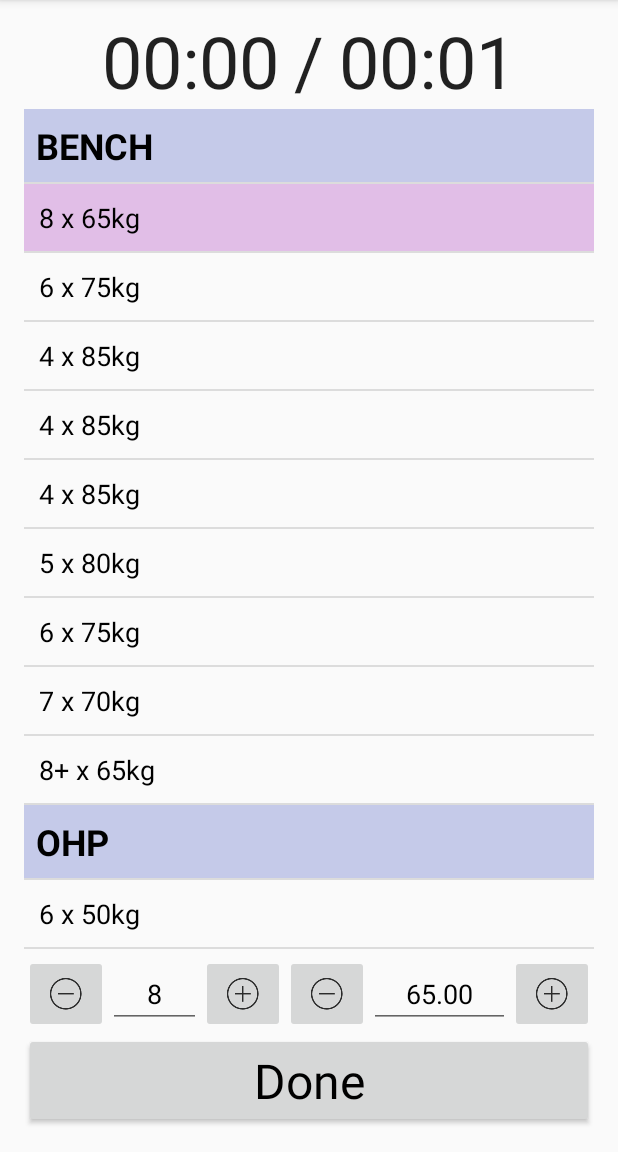
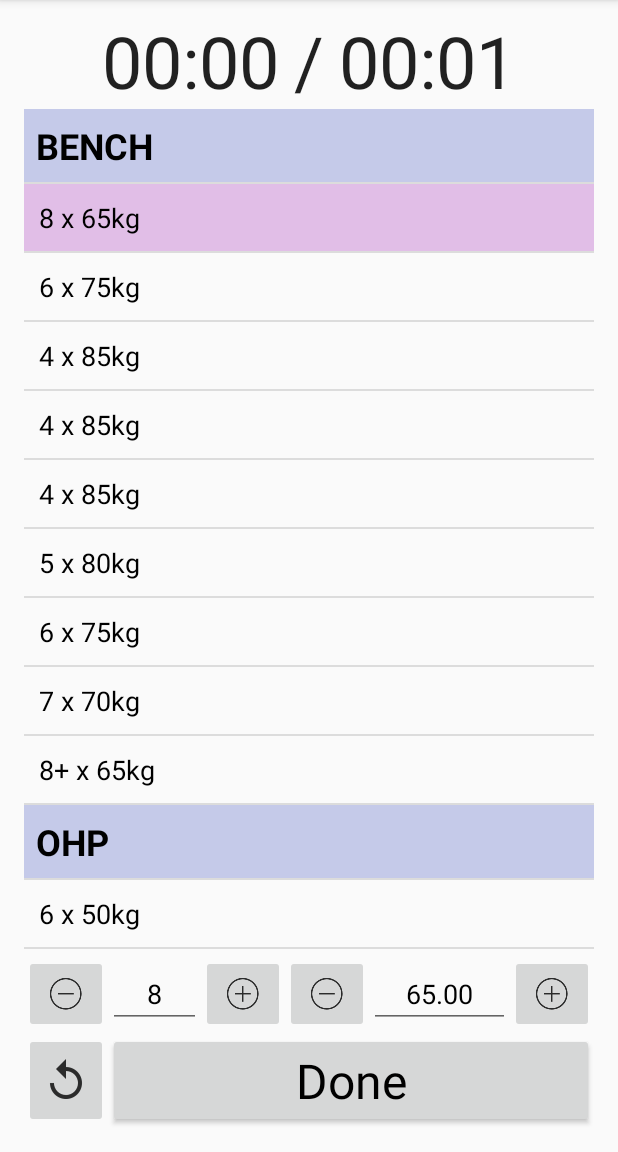
Before and after one commit to grom358/2Suns531, an Android app: the WorkoutActivity screen opened directly, with no data from a screen before it, on a phone screen of 412 x 824 dp, the part 84-1236 px from its top. Run offline under Robolectric (Android 15) with nearby library versions, the phone set to English and light mode, and no system bars.

Commit message:
Added ability to go back a set

```diff
--- a/app/src/main/java/com/cameronzemek/workout/WorkoutActivity.java
+++ b/app/src/main/java/com/cameronzemek/workout/WorkoutActivity.java
@@ -164,6 +164,12 @@ public class WorkoutActivity extends AppCompatActivity {
         }
     }
 
+    public void onUndo(View view) {
+        workoutTracker.undo();
+        itemAdapter.notifyDataSetChanged();
+        init();
+    }
+
     public static void ensureVisible(ListView listView, int pos) {
         if (listView == null) {
             return;
--- a/app/src/main/res/layout/activity_workout.xml
+++ b/app/src/main/res/layout/activity_workout.xml
@@ -57,7 +57,7 @@
         android:layout_width="fill_parent"
         android:layout_height="wrap_content"
         android:id="@+id/layoutSetControls"
-        android:layout_above="@+id/btnDone"
+        android:layout_above="@+id/layoutControls"
         android:orientation="horizontal">
         <ImageButton
             android:layout_width="wrap_content"
@@ -105,13 +105,27 @@
             android:onClick="onPlusWeight"/>
     </LinearLayout>
 
-    <Button
+    <LinearLayout
         android:layout_width="fill_parent"
         android:layout_height="wrap_content"
-        android:text="Done"
-        android:id="@+id/btnDone"
-        android:layout_alignParentBottom="true"
-        android:textAppearance="@style/LargeButton"
-        android:onClick="onDone" />
+        android:id="@+id/layoutControls"
+        android:orientation="horizontal"
+        android:layout_alignParentBottom="true">
+
+        <ImageButton
+            android:layout_width="wrap_content"
+            android:layout_height="fill_parent"
+            android:src="@drawable/ic_undo"
+            android:id="@+id/btnUndo"
+            android:onClick="onUndo" />
+
+        <Button
+            android:layout_width="fill_parent"
+            android:layout_height="wrap_content"
+            android:text="@string/done"
+            android:id="@+id/btnDone"
+            android:textAppearance="@style/LargeButton"
+            android:onClick="onDone" />
+    </LinearLayout>
 
 </RelativeLayout>
--- a/app/src/main/res/values/strings.xml
+++ b/app/src/main/res/values/strings.xml
@@ -10,6 +10,8 @@
     <string name="week">Week</string>
     <string name="unit">Unit</string>
     <string name="round">Round</string>
+
+    <string name="done">Done</string>
 
     <string-array name="day">
         <item>Monday</item>
```
Also changed, not shown: app/src/main/java/com/cameronzemek/workout/WorkoutTracker.java (+22 -0 lines), app/src/main/res/drawable-hdpi/ic_undo.png (added), app/src/main/res/drawable-mdpi/ic_undo.png (added), app/src/main/res/drawable-xhdpi/ic_undo.png (added), app/src/main/res/drawable-xxhdpi/ic_undo.png (added).
